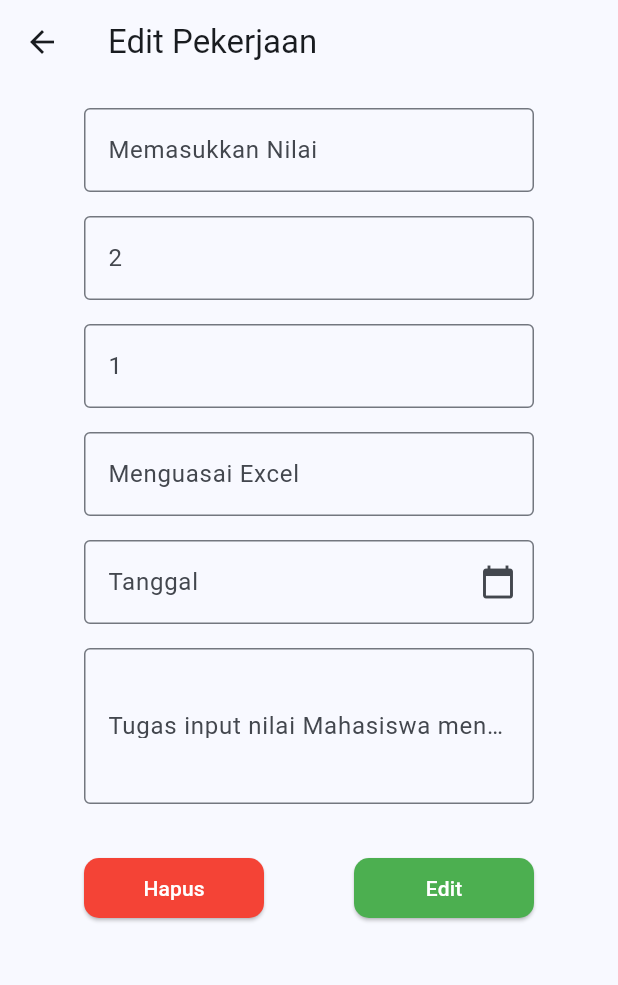
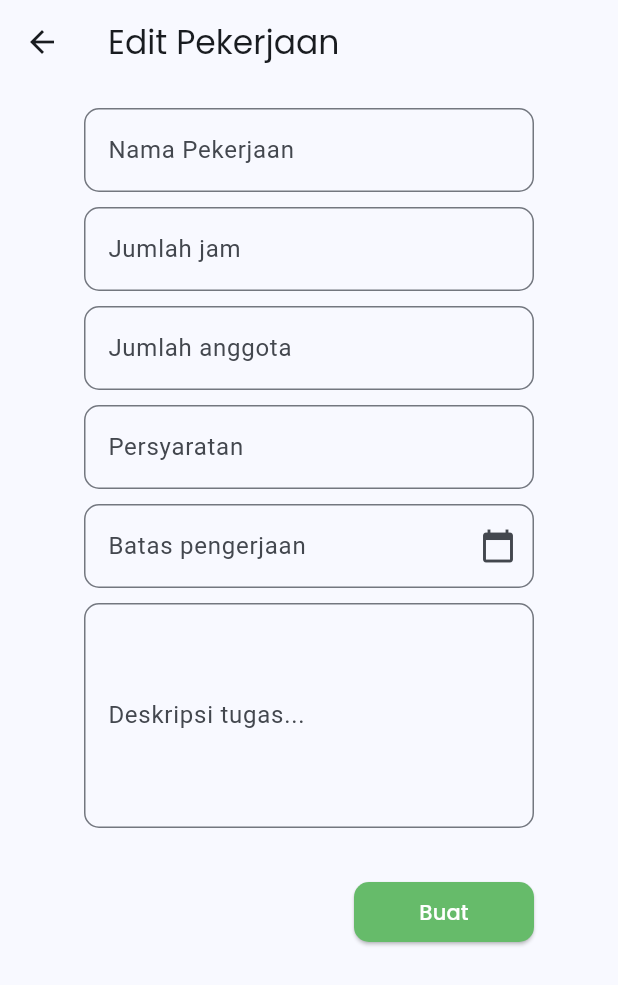
Before and after one commit to rizkypratamayudha/E-Kompen, a Flutter app: the EditPekerjaanPage screen opened directly, on a phone screen of 412 x 824 dp. Shown: the top 985 px of the screen. Run offline on Flutter 3.47's test engine with Material 3 defaults, Android fonts, the phone set to English and light mode, and no system bars; our stand-ins replace google_fonts.

Commit message:
edit pekerjaan

```diff
--- a/lib/Dosen/editPekerjaan.dart
+++ b/lib/Dosen/editPekerjaan.dart
@@ -28,7 +28,10 @@ class _EditPekerjaanPageState extends State<EditPekerjaanPage> {
   Widget build(BuildContext context) {
     return Scaffold(
       appBar: AppBar(
-        title: Text('Edit Pekerjaan'),
+        title: Text(
+          'Edit Pekerjaan',
+          style: GoogleFonts.poppins(fontSize: 22),
+        ),
         leading: IconButton(
           icon: Icon(Icons.arrow_back),
           onPressed: () {
@@ -36,13 +39,12 @@ class _EditPekerjaanPageState extends State<EditPekerjaanPage> {
           },
         ),
       ),
-      body: Padding(
+      body: SingleChildScrollView(
         padding: const EdgeInsets.all(16.0),
         child: Form(
           key: _formKey,
           child: Column(
-            crossAxisAlignment: CrossAxisAlignment
-                .start, // Keeps the top box aligned at the top
+            crossAxisAlignment: CrossAxisAlignment.start,
             children: [
               Center(
                 child: Column(
@@ -51,104 +53,99 @@ class _EditPekerjaanPageState extends State<EditPekerjaanPage> {
                       constraints: BoxConstraints(maxWidth: 300),
                       child: TextFormField(
                         decoration: InputDecoration(
-                          labelText: 'Memasukkan Nilai',
-                          border: OutlineInputBorder(),
+                          labelText: 'Nama Pekerjaan ',
+                          border: OutlineInputBorder(
+                              borderRadius: BorderRadius.circular(10)),
                         ),
                       ),
                     ),
-                    SizedBox(height: 16.0),
+                    SizedBox(height: 10.0),
                     ConstrainedBox(
                       constraints: BoxConstraints(maxWidth: 300),
                       child: TextFormField(
                         decoration: InputDecoration(
-                          labelText: '2',
-                          border: OutlineInputBorder(),
+                          labelText: 'Jumlah jam',
+                          border: OutlineInputBorder(
+                              borderRadius: BorderRadius.circular(10)),
                         ),
                       ),
                     ),
-                    SizedBox(height: 16.0),
+                    SizedBox(height: 10.0),
                     ConstrainedBox(
                       constraints: BoxConstraints(maxWidth: 300),
                       child: TextFormField(
                         decoration: InputDecoration(
-                          labelText: '1',
-                          border: OutlineInputBorder(),
+                          labelText: 'Jumlah anggota',
+                          border: OutlineInputBorder(
+                              borderRadius: BorderRadius.circular(10)),
                         ),
                       ),
                     ),
-                    SizedBox(height: 16.0),
+                    SizedBox(height: 10.0),
                     ConstrainedBox(
                       constraints: BoxConstraints(maxWidth: 300),
                       child: TextFormField(
                         decoration: InputDecoration(
-                          labelText: 'Menguasai Excel',
-                          border: OutlineInputBorder(),
+                          labelText: 'Persyaratan',
+                          border: OutlineInputBorder(
+                              borderRadius: BorderRadius.circular(10)),
                         ),
                       ),
                     ),
-                    SizedBox(height: 16.0),
+                    SizedBox(height: 10.0),
                     ConstrainedBox(
                       constraints: BoxConstraints(maxWidth: 300),
                       child: TextFormField(
                         controller: _dateController,
                         readOnly: true,
                         decoration: InputDecoration(
-                          labelText: 'Tanggal',
-                          border: OutlineInputBorder(),
+                          labelText: 'Batas pengerjaan',
+                          border: OutlineInputBorder(
+                              borderRadius: BorderRadius.circular(10)),
                           suffixIcon: Icon(Icons.calendar_today),
                         ),
                         onTap: () => _selectDate(context),
                       ),
                     ),
-                    SizedBox(height: 16.0),
+                    SizedBox(height: 10.0),
                     ConstrainedBox(
                       constraints: BoxConstraints(maxWidth: 300),
-                      child: TextFormField(
-                        maxLines: 3,
-                        decoration: InputDecoration(
-                          labelText:
-                              'Tugas input nilai Mahasiswa menggunakan microsoft Excel',
-                          border: OutlineInputBorder(),
+                      child: SizedBox(
+                        height: 150.0,
+                        child: TextFormField(
+                          maxLines:
+                              null,
+                          expands: true,
+                          textAlignVertical:
+                              TextAlignVertical.top,
+                          decoration: InputDecoration(
+                            labelText: 'Deskripsi tugas...',
+                            border: OutlineInputBorder(
+                                borderRadius: BorderRadius.circular(10)),
+                          ),
                         ),
                       ),
                     ),
                     SizedBox(height: 32.0),
                     ConstrainedBox(
-                      constraints: BoxConstraints(
-                          maxWidth: 300), // Aligns buttons with the rest
+                      constraints: BoxConstraints(maxWidth: 300),
                       child: Row(
-                        mainAxisAlignment: MainAxisAlignment.spaceBetween,
+                        mainAxisAlignment: MainAxisAlignment.end,
                         children: [
                           ElevatedButton(
                             onPressed: () {
-                              // Add delete logic here
+                              // Add save logic here
                             },
                             style: ElevatedButton.styleFrom(
-                              backgroundColor: Colors.red,
+                              backgroundColor: Colors.green[400],
                               shape: RoundedRectangleBorder(
                                 borderRadius: BorderRadius.circular(10),
                               ),
                               minimumSize: Size(120, 40),
                             ),
                             child: Text(
-                              'Hapus',
-                              style: TextStyle(color: Colors.white),
-                            ),
-                          ),
-                          ElevatedButton(
-                            onPressed: () {
-                              // Add edit logic here
-                            },
-                            style: ElevatedButton.styleFrom(
-                              backgroundColor: Colors.green,
-                              shape: RoundedRectangleBorder(
-                                borderRadius: BorderRadius.circular(10),
-                              ),
-                              minimumSize: Size(120, 40),
-                            ),
-                            child: Text(
-                              'Edit',
-                              style: TextStyle(color: Colors.white),
+                              'Buat',
+                              style: GoogleFonts.poppins(color: Colors.white),
                             ),
                           ),
                         ],
--- a/lib/Dosen/riwayat.dart
+++ b/lib/Dosen/penerimaan.dart
@@ -5,12 +5,12 @@ import 'profile.dart';
 import 'pekerjaan.dart';
 import '../mahasiswa.dart';
 
-class RiwayatPage extends StatefulWidget {
+class PenerimaanDosenPage extends StatefulWidget {
   @override
-  _RiwayatPageState createState() => _RiwayatPageState();
+  _PenerimaanDosenPageState createState() => _PenerimaanDosenPageState();
 }
 
-class _RiwayatPageState extends State<RiwayatPage> {
+class _PenerimaanDosenPageState extends State<PenerimaanDosenPage> {
   int _selectedIndex = 2; // Sesuaikan dengan tab yang sedang aktif
 
   void _onItemTapped(int index) {
--- a/lib/Dosen/profile.dart
+++ b/lib/Dosen/profile.dart
@@ -1,7 +1,7 @@
 import 'package:flutter/material.dart';
 import 'package:google_fonts/google_fonts.dart';
 import '../bottombar/bottombar.dart';
-import 'riwayat.dart';
+import 'penerimaan.dart';
 import 'pekerjaan.dart';
 import '../mahasiswa.dart';
 import '../widget/popup_logout.dart';
@@ -36,7 +36,7 @@ class _ProfilePageState extends State<ProfilePage> {
     } else if (index == 2) {
       Navigator.pushReplacement(
         context,
-        MaterialPageRoute(builder: (context) => RiwayatPage()),
+        MaterialPageRoute(builder: (context) => PenerimaanDosenPage()),
       );
     } else if (index == 0) {
       Navigator.pushReplacement(
--- a/lib/Mahasiswa/pekerjaan.dart
+++ b/lib/Mahasiswa/pekerjaan.dart
@@ -56,7 +56,7 @@ class _PekerjaanPageState extends State<PekerjaanPage> {
             children: [
               Text(
                 'Pekerjaan',
-                style: GoogleFonts.poppins(fontSize: 18, fontWeight: FontWeight.normal),
+                style: GoogleFonts.poppins(fontSize: 22, fontWeight: FontWeight.normal),
               ),
               const SizedBox(height: 40),
               _buildPekerjaan('Pembuatan Web', '2/5'),
--- a/lib/Mahasiswa/riwayat.dart
+++ b/lib/Mahasiswa/riwayat.dart
@@ -57,7 +57,7 @@ Widget build(BuildContext context) {
         title: Padding(
           padding: const EdgeInsets.only(left: 10.0),
           child: Text('Riwayat',
-          style: GoogleFonts.poppins(fontSize: 18),
+          style: GoogleFonts.poppins(fontSize: 22),
           ),
         ),
       ),
--- a/lib/dosen.dart
+++ b/lib/dosen.dart
@@ -2,7 +2,7 @@ import 'package:flutter/material.dart';
 import 'package:google_fonts/google_fonts.dart';
 import 'Dosen/pekerjaan.dart';
 import 'Dosen/profile.dart';
-import 'Dosen/riwayat.dart';
+import 'Dosen/penerimaan.dart';
 import 'bottombar/bottombarDosen.dart';
 
 class DosenDashboard extends StatefulWidget {
@@ -29,7 +29,7 @@ class _DosenDashboardState extends State<DosenDashboard> {
     } else if (index == 2) {
       Navigator.push(
         context,
-        MaterialPageRoute(builder: (context) => RiwayatPage()), // Update the page if needed
+        MaterialPageRoute(builder: (context) => PenerimaanDosenPage()), // Update the page if needed
       );
     } else if (index == 3) {
       Navigator.push(
```
Also changed, not shown: lib/Dosen/pekerjaan.dart (+4 -4 lines), lib/Dosen/tambahPekerjaan.dart (+40 -25 lines).
